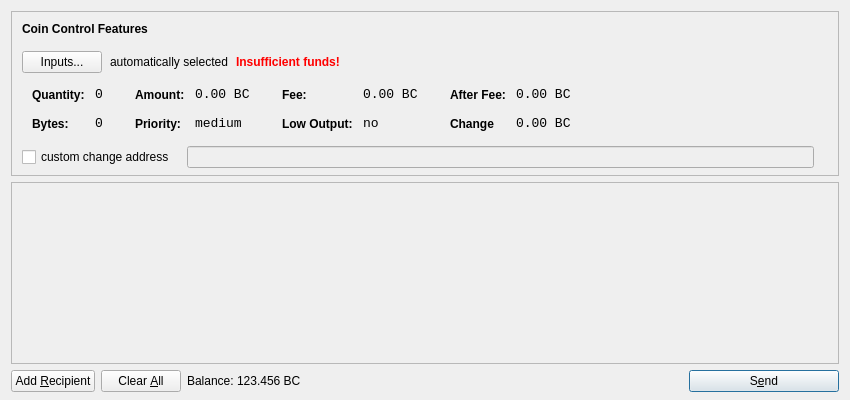
The window that src/qt/forms/sendcoinsdialog.ui (his001/LGC) describes before a commit, drawn with Qt 5.
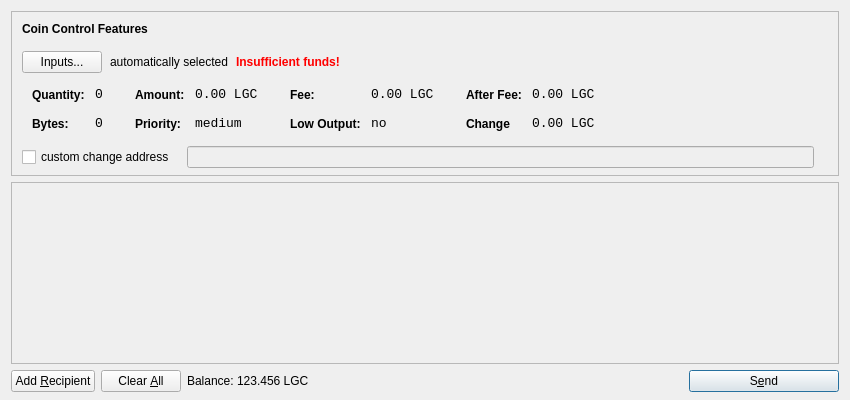
The same window after the commit. Icons and pictures are not drawn.

```diff
--- a/src/qt/forms/sendcoinsdialog.ui
+++ b/src/qt/forms/sendcoinsdialog.ui
@@ -39,7 +39,7 @@
      </property>
      <layout class="QVBoxLayout" name="verticalLayoutCoinControl2">
       <property name="spacing">
-       <number>-1</number>
+       <number>6</number>
       </property>
       <property name="leftMargin">
        <number>0</number>
@@ -308,6 +308,12 @@
                </item>
                <item row="0" column="1">
                 <widget class="QLabel" name="labelCoinControlAmount">
+                 <property name="maximumSize">
+                  <size>
+                   <width>3200</width>
+                   <height>1800</height>
+                  </size>
+                 </property>
                  <property name="font">
                   <font>
                    <family>Monospace</family>
@@ -321,7 +327,7 @@
                   <enum>Qt::ActionsContextMenu</enum>
                  </property>
                  <property name="text">
-                  <string>0.00 BC</string>
+                  <string>0.00 LGC</string>
                  </property>
                  <property name="textInteractionFlags">
                   <set>Qt::LinksAccessibleByMouse|Qt::TextSelectableByKeyboard|Qt::TextSelectableByMouse</set>
@@ -407,7 +413,7 @@
                   <enum>Qt::ActionsContextMenu</enum>
                  </property>
                  <property name="text">
-                  <string>0.00 BC</string>
+                  <string>0.00 LGC</string>
                  </property>
                  <property name="textInteractionFlags">
                   <set>Qt::LinksAccessibleByMouse|Qt::TextSelectableByKeyboard|Qt::TextSelectableByMouse</set>
@@ -493,7 +499,7 @@
                   <enum>Qt::ActionsContextMenu</enum>
                  </property>
                  <property name="text">
-                  <string>0.00 BC</string>
+                  <string>0.00 LGC</string>
                  </property>
                  <property name="textInteractionFlags">
                   <set>Qt::LinksAccessibleByMouse|Qt::TextSelectableByKeyboard|Qt::TextSelectableByMouse</set>
@@ -525,7 +531,7 @@
                   <enum>Qt::ActionsContextMenu</enum>
                  </property>
                  <property name="text">
-                  <string>0.00 BC</string>
+                  <string>0.00 LGC</string>
                  </property>
                  <property name="textInteractionFlags">
                   <set>Qt::LinksAccessibleByMouse|Qt::TextSelectableByKeyboard|Qt::TextSelectableByMouse</set>
@@ -701,12 +707,6 @@
        </property>
        <item>
         <widget class="QLabel" name="label">
-         <property name="sizePolicy">
-          <sizepolicy hsizetype="Preferred" vsizetype="Fixed">
-           <horstretch>0</horstretch>
-           <verstretch>0</verstretch>
-          </sizepolicy>
-         </property>
          <property name="text">
           <string>Balance:</string>
          </property>
@@ -714,17 +714,11 @@
        </item>
        <item>
         <widget class="QLabel" name="labelBalance">
-         <property name="sizePolicy">
-          <sizepolicy hsizetype="Preferred" vsizetype="Fixed">
-           <horstretch>0</horstretch>
-           <verstretch>0</verstretch>
-          </sizepolicy>
-         </property>
          <property name="cursor">
           <cursorShape>IBeamCursor</cursorShape>
          </property>
          <property name="text">
-          <string>123.456 BC</string>
+          <string>123.456 LGC</string>
          </property>
          <property name="textInteractionFlags">
           <set>Qt::LinksAccessibleByMouse|Qt::TextSelectableByKeyboard|Qt::TextSelectableByMouse</set>
```
Left out of the diff: 32 changed lines with no effect on the pictures.
